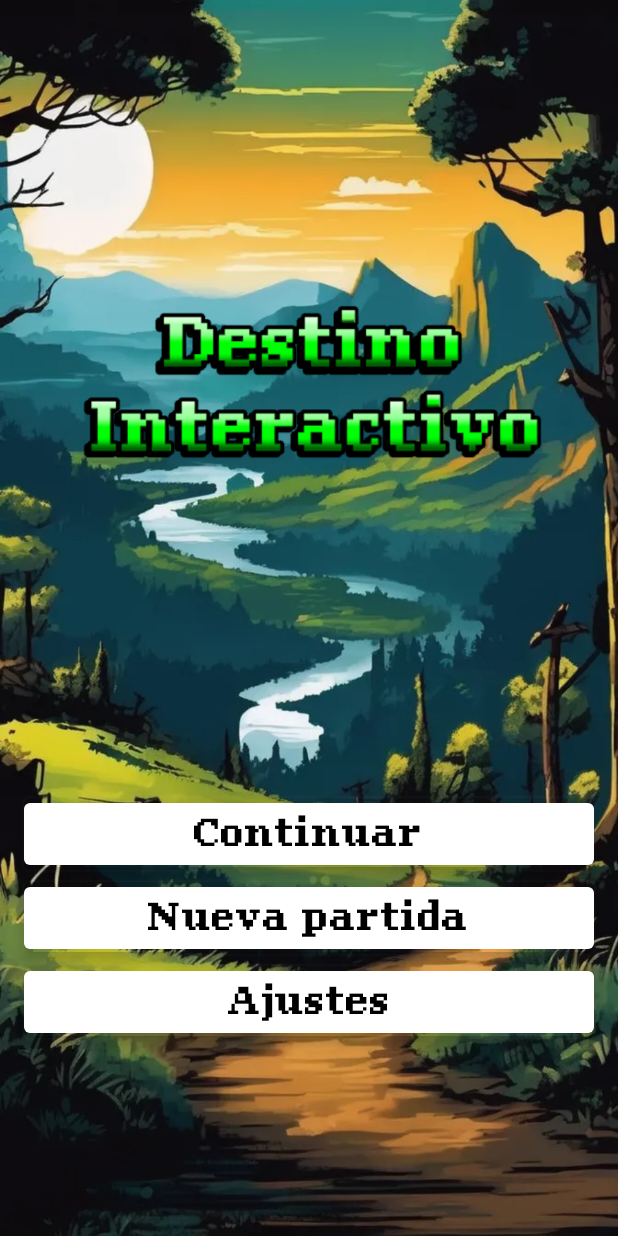
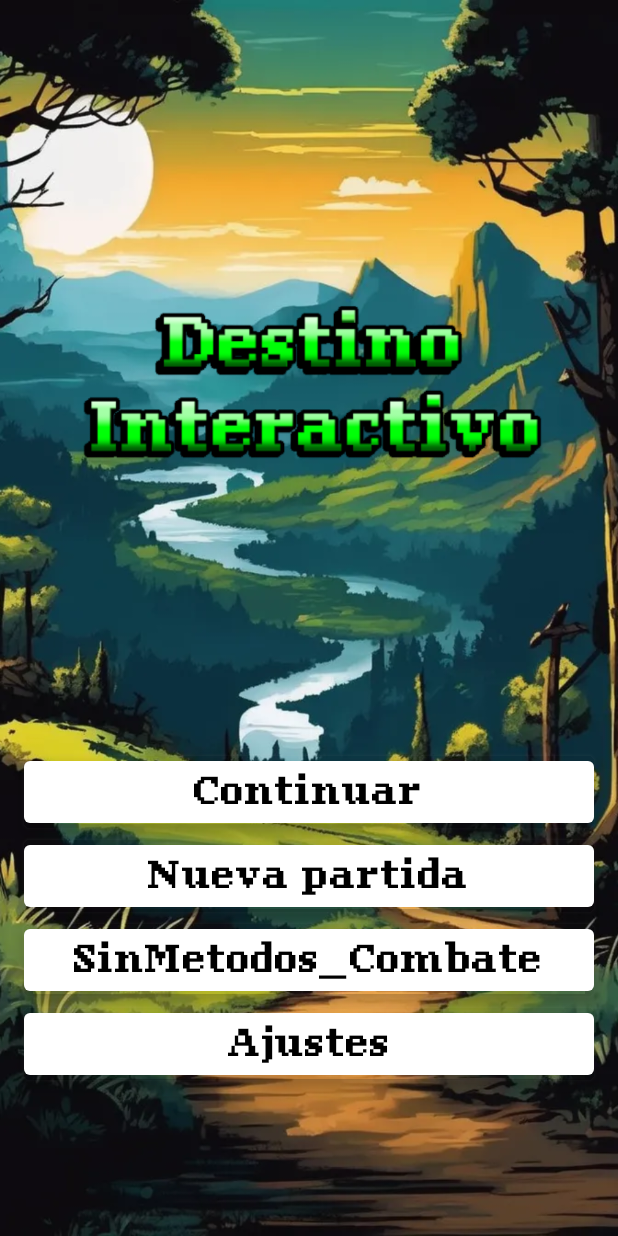
Before and after one commit to Osore66/DestinoInteractivo, an Android app built with Jetpack Compose: the screen it shows after launch (MainActivity), on a phone screen of 412 x 824 dp. Run offline under Robolectric (Android 15) with nearby library versions, the phone set to English and light mode, and no system bars.

Commit message:
SinMetodos_Combate hecho, a su vez he preparado el metodo de las imagenes enemigas para poder no recibirlo

```diff
--- a/app/src/main/java/com/example/destinointeractivo/Screens/001_Combate.kt
+++ b/app/src/main/java/com/example/destinointeractivo/Screens/001_Combate.kt
@@ -65,7 +65,6 @@ fun Combate_001(
                 modifier = Modifier
                     .fillMaxSize()
                     .background(colorResource(id = R.color.VeryDarkGrey))
-
                     .padding(innerPadding)
             ) {
                 Column(
@@ -73,7 +72,7 @@ fun Combate_001(
                     horizontalAlignment = Alignment.CenterHorizontally
                 ) {
                     // Sección del enemigo
-                    EnemigoImagenyFondo(R.drawable.paisaje, R.drawable.slime)
+                    EnemigoImagenyFondo(R.drawable.paisaje, R.drawable.slime /* imgEnemigo = null */ )
                     Spacer(modifier = Modifier.height(8.dp))
                     // Texto de combate y botones de acción
                     TextandButton(
--- a/app/src/main/java/com/example/destinointeractivo/Screens/MainScreen.kt
+++ b/app/src/main/java/com/example/destinointeractivo/Screens/MainScreen.kt
@@ -152,6 +152,35 @@ fun MainScreen(navController: NavController, navViewModel: NavViewModel) {
                 )
             }
 
+            //PRUEBAS
+            Button(
+                onClick = {
+                    vibrationViewModel.vibrate(context)
+                    navController.navigate(route = AppScreens.SinMetodos_Combate.route)
+                    // Acción de nueva partida
+                },
+                modifier = Modifier
+                    .padding(paddingTopBotones)
+                    .fillMaxWidth(1f)
+                    .shadow(
+                        elevation = 5.dp,
+                        shape = buttonShape,
+                        ambientColor = Color.LightGray,
+                        clip = true,
+                    ),
+                colors = ButtonDefaults.buttonColors(
+                    containerColor = Color.White,
+                    contentColor = Color.Black
+                ),
+                shape = buttonShape // Usa la misma forma para el botón
+            ) {
+                Text(
+                    text = "SinMetodos_Combate",
+                    fontFamily = fuentePixelBold,
+                    fontSize = tamanyoFuenteMainscreen
+                )
+            }
+
             Button(
                 onClick = {
                     vibrationViewModel.vibrate(context)
--- a/app/src/main/java/com/example/destinointeractivo/navigation/AppNavigation.kt
+++ b/app/src/main/java/com/example/destinointeractivo/navigation/AppNavigation.kt
@@ -11,6 +11,7 @@ import com.example.destinointeractivo.Screens.Prueba
 import com.example.destinointeractivo.NavViewModel // Asegúrate de importar el NavViewModel
 import com.example.destinointeractivo.Screens.Combate_001
 import com.example.destinointeractivo.Screens.Combate_002
+import com.example.destinointeractivo.Screens.SinMetodos_Combate
 
 @Composable
 fun AppNavigation() {
@@ -32,5 +33,8 @@ fun AppNavigation() {
         composable(route = AppScreens.Combate_2.route) {
             Combate_002(navController, navViewModel)
         }
+        composable(route = AppScreens.SinMetodos_Combate.route) {
+            SinMetodos_Combate(navController, navViewModel)
+        }
     }
 }
--- a/app/src/main/java/com/example/destinointeractivo/navigation/AppScreens.kt
+++ b/app/src/main/java/com/example/destinointeractivo/navigation/AppScreens.kt
@@ -6,6 +6,7 @@ sealed class AppScreens(val route: String) {
     object Prueba: AppScreens("Prueba")
     object Combate_1: AppScreens("Combate_1")
     object Combate_2: AppScreens("Combate_2")
+    object SinMetodos_Combate: AppScreens("SinMetodos_Combate")
 
 
 }
```
Also changed, not shown: app/src/main/java/com/example/destinointeractivo/Functions.kt (+6 -1 lines), app/src/main/java/com/example/destinointeractivo/Screens/SinMetodos_Combate.kt (added, +174 -0 lines), app/src/main/res/drawable/enemigo1.png (added), app/src/main/res/drawable/enemigofondo1.png (added), app/src/main/res/drawable/enemigofondo3.png (added).
